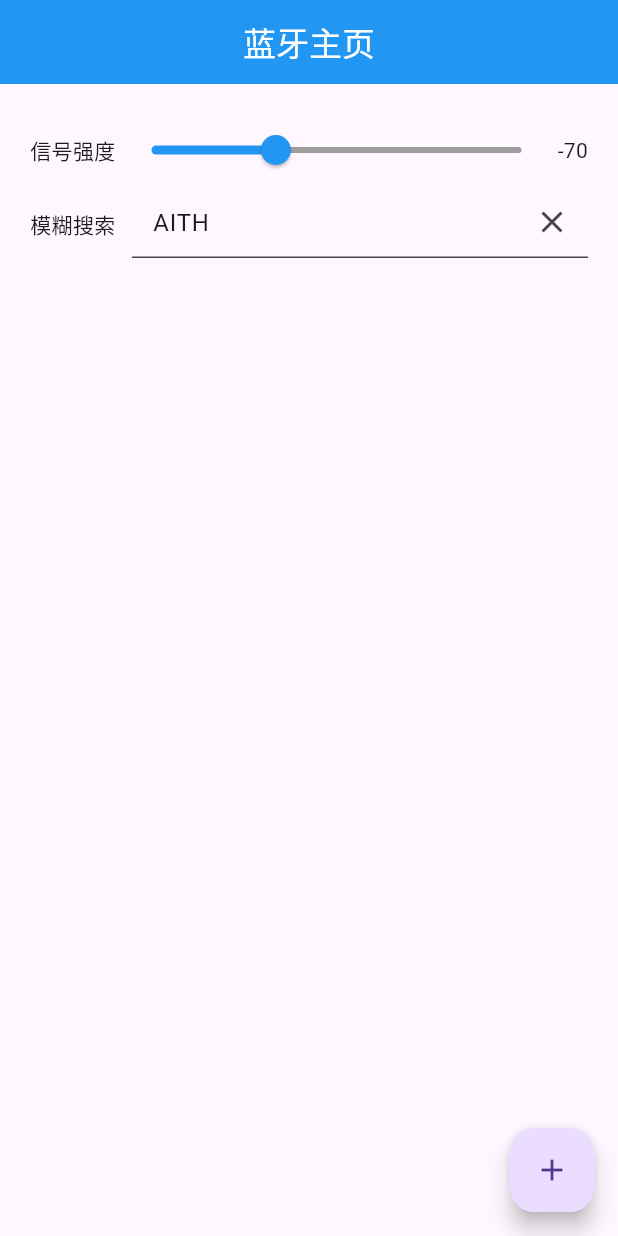
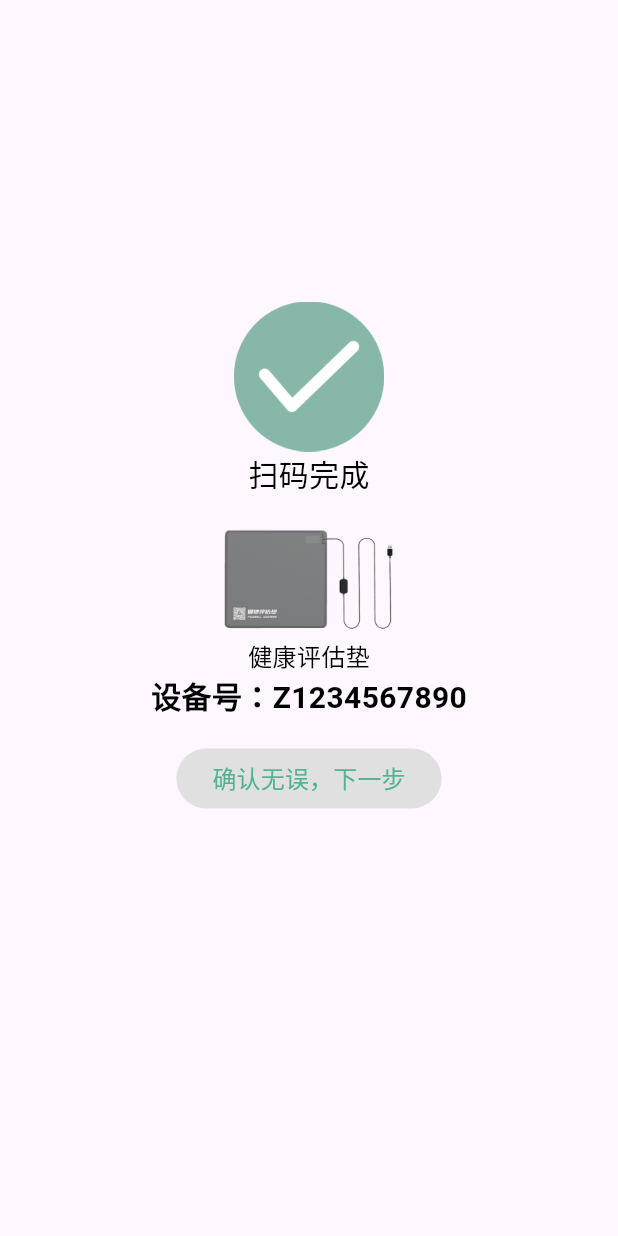
Before and after one commit to CrassusX/flutter_ble_scan, a Flutter app: the screen it shows after launch, on a phone screen of 412 x 824 dp. Run offline on Flutter 3.47's test engine with Material 3 defaults, Android fonts, the phone set to English and light mode, and no system bars; our stand-ins replace device_info_plus, dio, event_bus, flutter_blue, flutter_svg, fluttertoast and 5 more; missing offline and left inert: mobile_scanner.

Commit message:
update-->成功页面

```diff
--- a/lib/main.dart
+++ b/lib/main.dart
@@ -9,7 +9,7 @@ import 'package:wakelock_plus/wakelock_plus.dart';
 
 void main() async {
   await GetStorage.init();
-  runApp(MyHomePage());
+  runApp(const MyHomePage());
 }
 
 class MyHomePage extends StatefulWidget {
@@ -44,7 +44,7 @@ class _MyHomePageState extends State<MyHomePage> {
               color: Colors.blue, foregroundColor: Colors.white),
         ),
         onGenerateRoute: onGenerateRoute,
-        initialRoute: "/index",
+        initialRoute: "/qrScanSuccess",
         // home: MyApp(),
       );
     }
--- /dev/null
+++ b/lib/page/wifi/q_r_scan_success.dart
@@ -0,0 +1,77 @@
+import 'package:flutter/material.dart';
+
+// 二维码扫描成功
+class QRScanSuccess extends StatelessWidget {
+  final Map? data;
+  const QRScanSuccess({super.key, this.data});
+
+  @override
+  Widget build(BuildContext context) {
+    return Scaffold(
+      body: //通过ConstrainedBox来确保Stack占满屏幕
+          ConstrainedBox(
+        constraints: const BoxConstraints.expand(),
+        child: Stack(
+          alignment: Alignment.center, //指定未定位或部分定位widget的对齐方式
+          children: <Widget>[
+            Positioned(
+              top: -60,
+              left: 24,
+              right: 24,
+              bottom: 20,
+              child: Column(
+                mainAxisAlignment: MainAxisAlignment.center,
+                mainAxisSize: MainAxisSize.min,
+                children: [
+                  Image.asset(
+                    'images/success.png', // 图片路径
+                    width: 100, // 设置图片宽度
+                    height: 100, // 设置图片高度
+                  ),
+                  const Text(
+                    '扫码完成',
+                    style: TextStyle(
+                      fontSize: 20,
+                      color: Colors.black,
+                    ),
+                  ),
+                  const SizedBox(
+                    height: 16,
+                  ),
+                  Image.asset(
+                    'images/seat.png', // 图片路径
+                    height: 80, // 设置图片高度
+                  ),
+                  const Text(
+                    '健康评估垫', // 或 智能睡测仪
+                    style: TextStyle(
+                      fontSize: 16,
+                      color: Colors.black,
+                    ),
+                  ),
+                  const Text(
+                    '设备号：Z1234567890',
+                    style: TextStyle(
+                        fontSize: 20,
+                        color: Colors.black,
+                        fontWeight: FontWeight.bold),
+                  ),
+                  const SizedBox(
+                    height: 16,
+                  ),
+                  FilledButton.tonal(
+                      style: ButtonStyle(
+                          backgroundColor:
+                              MaterialStatePropertyAll(Colors.grey.shade300)),
+                      onPressed: () {},
+                      child: const Text('确认无误，下一步',
+                          style: TextStyle(color: Color.fromARGB(255, 80, 179, 146), fontSize: 16)))
+                ],
+              ),
+            ),
+          ],
+        ),
+      ),
+    );
+  }
+}
--- a/lib/routers/routers.dart
+++ b/lib/routers/routers.dart
@@ -1,4 +1,5 @@
 import 'package:flutter/cupertino.dart';
+import 'package:flutter_ble_scan/page/wifi/q_r_scan_success.dart';
 import '../page/connected/wifi.dart';
 import '../page/index.dart';
 import '../page/login.dart';
@@ -6,7 +7,8 @@ import '../page/login.dart';
 var routes = {
   "/login": (contxt) => const Login(),
   "/index": (contxt) => const index(),
-  "/wifi": (context) => const Wifi()
+  "/wifi": (context) => const Wifi(),
+  "/qrScanSuccess": (context) => const QRScanSuccess(),
 };
 
 //2、配置onGenerateRoute  固定写法  这个方法也相当于一个中间件，这里可以做权限判断
```
Also changed, not shown: pubspec.yaml (+1 -6 lines).
